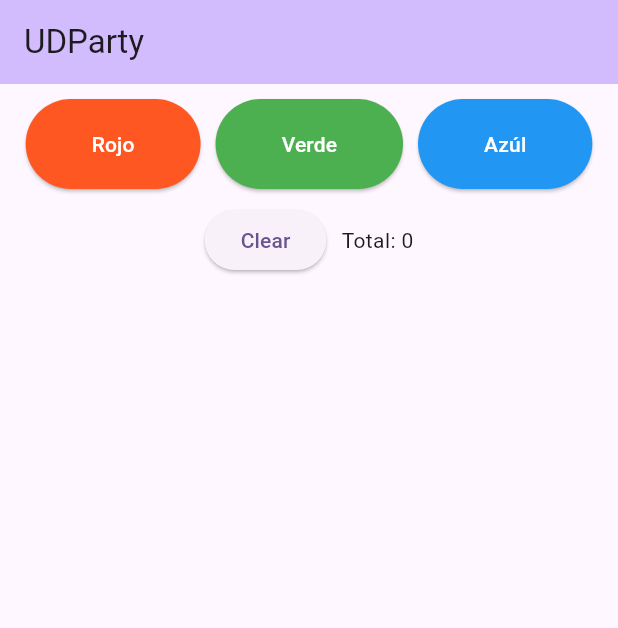
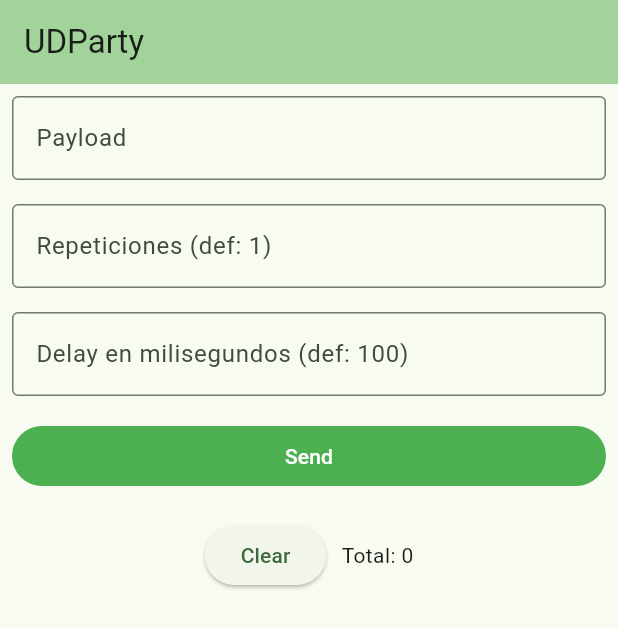
Before and after one commit to Hackfun-Rosario/UDParty, a Flutter app: the screen it shows after launch, after a tap on "Clear", on a phone screen of 412 x 824 dp. Shown: the top 628 px of the screen. Run offline on Flutter 3.47's test engine with Material 3 defaults, Android fonts, the phone set to English and light mode, and no system bars; missing offline and left inert: network_info_plus, udp.

Commit message:
Custom payload, repetitions and delay

```diff
--- a/lib/main.dart
+++ b/lib/main.dart
@@ -17,7 +17,7 @@ class MyApp extends StatelessWidget {
     return MaterialApp(
       title: 'UDParty',
       theme: ThemeData(
-        colorScheme: ColorScheme.fromSeed(seedColor: Colors.deepPurple),
+        colorScheme: ColorScheme.fromSeed(seedColor: Colors.green),
         useMaterial3: true,
       ),
       home: const MyHomePage(),
@@ -37,23 +37,26 @@ class _MyHomePageState extends State<MyHomePage> {
   UDP? sender;
   UDP? receiver;
   Endpoint? multicastEndpoint;
-  int counter = 0;
+  int _counter = 0;
   bool status = false;
+  String? _inputText;
+  int _repeat = 1;
+  int _delay = 100;
 
   Future<void> _initSender() async {
     setState(() {
-      _log += '\nInitializing...';
+      _log += '\nInicializando...';
     });
     sender = await UDP.bind(Endpoint.any());
     setState(() {
-      _log += '\Initialized';
+      _log += '\nListo!';
     });
   }
 
   Future<void> _sendMulticast(String msg) async {
     sender?.send(msg.codeUnits, multicastEndpoint!);
     setState(() {
-      _log += '\nSent: $msg';
+      _log += '\nEnviado: $msg';
     });
   }
 
@@ -91,46 +94,144 @@ class _MyHomePageState extends State<MyHomePage> {
       body: Column(
         crossAxisAlignment: CrossAxisAlignment.start,
         children: [
-          SizedBox(height: 10),
-          Row(
-            mainAxisAlignment: MainAxisAlignment.center,
-            children: [
-              status
-                  ? ElevatedButton(
-                  style: ButtonStyle(backgroundColor: MaterialStateProperty.all<Color>(Colors.deepOrange)),
-                      onPressed: () async {
-                        await _sendMulticast('255,0,0,3');
-                      },
-                      child: Padding(
-                        padding: const EdgeInsets.all(20.0),
-                        child: const Text('Rojo', style: TextStyle(color: Colors.white),),
-                      ))
-                  : SizedBox.shrink(),
-              const SizedBox(width: 10),
-              status
-                  ? ElevatedButton(
-                  style: ButtonStyle(backgroundColor: MaterialStateProperty.all<Color>(Colors.green)),
-                      onPressed: () async {
-                        await _sendMulticast('0,255,0,3');
-                      },
-                  child: Padding(
-                    padding: const EdgeInsets.all(20.0),
-                    child: const Text('Verde', style: TextStyle(color: Colors.white),),
-                  ))
-                  : SizedBox.shrink(),
-              const SizedBox(width: 10),
-              status
-                  ? ElevatedButton(
-                  style: ButtonStyle(backgroundColor: MaterialStateProperty.all<Color>(Colors.blue)),
-                      onPressed: () async {
-                        await _sendMulticast('0,0,255,3');
-                      },
-                  child: Padding(
-                    padding: const EdgeInsets.all(20.0),
-                    child: const Text('Azúl', style: TextStyle(color: Colors.white),),
-                  ))
-                  : SizedBox.shrink(),
-            ],
+          // SizedBox(height: 10),
+          // Text(
+          //   'Blink',
+          //   style: Theme.of(context).textTheme.displaySmall,
+          // ),
+          // SizedBox(height: 10),
+          // Row(
+          //   mainAxisAlignment: MainAxisAlignment.center,
+          //   children: [
+          //     status
+          //         ? ElevatedButton(
+          //             style: ButtonStyle(
+          //                 backgroundColor: MaterialStateProperty.all<Color>(
+          //                     Colors.deepOrange)),
+          //             onPressed: () async {
+          //               await _sendMulticast('255,0,0,3');
+          //             },
+          //             child: Padding(
+          //               padding: const EdgeInsets.all(20.0),
+          //               child: const Text(
+          //                 'Rojo',
+          //                 style: TextStyle(color: Colors.white),
+          //               ),
+          //             ))
+          //         : SizedBox.shrink(),
+          //     const SizedBox(width: 10),
+          //     status
+          //         ? ElevatedButton(
+          //             style: ButtonStyle(
+          //                 backgroundColor:
+          //                     MaterialStateProperty.all<Color>(Colors.green)),
+          //             onPressed: () async {
+          //               await _sendMulticast('0,255,0,3');
+          //             },
+          //             child: Padding(
+          //               padding: const EdgeInsets.all(20.0),
+          //               child: const Text(
+          //                 'Verde',
+          //                 style: TextStyle(color: Colors.white),
+          //               ),
+          //             ))
+          //         : SizedBox.shrink(),
+          //     const SizedBox(width: 10),
+          //     status
+          //         ? ElevatedButton(
+          //             style: ButtonStyle(
+          //                 backgroundColor:
+          //                     MaterialStateProperty.all<Color>(Colors.blue)),
+          //             onPressed: () async {
+          //               await _sendMulticast('0,0,255,3');
+          //             },
+          //             child: Padding(
+          //               padding: const EdgeInsets.all(20.0),
+          //               child: const Text(
+          //                 'Azúl',
+          //                 style: TextStyle(color: Colors.white),
+          //               ),
+          //             ))
+          //         : SizedBox.shrink(),
+          //   ],
+          // ),
+          Padding(
+            padding: const EdgeInsets.all(8.0),
+            child: Expanded(
+              child: TextField(
+                maxLines: 1,
+                onChanged: (value) {
+                  setState(() {
+                    _inputText = value;
+                  });
+                },
+                decoration: InputDecoration(
+                  labelText: 'Payload',
+                  border: OutlineInputBorder(),
+                ),
+              ),
+            ),
+          ),
+          Padding(
+            padding: const EdgeInsets.all(8.0),
+            child: TextField(
+              maxLines: 1,
+              onChanged: (value) {
+                setState(() {
+                  if (value == '') {
+                    _repeat = 1;
+                  } else {
+                    _repeat = int.parse(value);
+                  }
+                });
+              },
+              decoration: InputDecoration(
+                labelText: 'Repeticiones (def: 1)',
+                border: OutlineInputBorder(),
+              ),
+            ),
+          ),
+          Padding(
+            padding: const EdgeInsets.all(8.0),
+            child: TextField(
+              maxLines: 1,
+              onChanged: (value) {
+                setState(() {
+                  if (value == '') {
+                    _delay = 100;
+                  } else {
+                    _delay = int.parse(value);
+                  }
+                });
+              },
+              decoration: InputDecoration(
+                labelText: 'Delay en milisegundos (def: 100)',
+                border: OutlineInputBorder(),
+              ),
+            ),
+          ),
+          SizedBox(
+            width: double.infinity,
+            child: Padding(
+              padding: const EdgeInsets.all(8.0),
+              child: ElevatedButton(
+                style: ButtonStyle(
+                    backgroundColor:
+                        MaterialStateProperty.all<Color>(Colors.green),
+                    foregroundColor:
+                        MaterialStateProperty.all<Color>(Colors.white)),
+                onPressed: status && (_inputText?.isNotEmpty ?? false)
+                    ? () async {
+                        for (int i = 0; i < _repeat; i++) {
+                          await _sendMulticast(_inputText!);
+                          _counter++;
+                          await Future.delayed(Duration(milliseconds: 50));
+                        }
+                      }
+                    : null,
+                child: Text('Send'),
+              ),
+            ),
           ),
           SizedBox(height: 10),
           Row(
@@ -140,11 +241,12 @@ class _MyHomePageState extends State<MyHomePage> {
                   onPressed: () {
                     setState(() {
                       _log = '';
+                      _counter = 0;
                     });
                   },
                   child: const Text('Clear')),
               SizedBox(width: 10),
-              Text('Total: $counter')
+              Text('Total: $_counter')
             ],
           ),
           Flexible(
```
Also changed, not shown: 4 other files.
